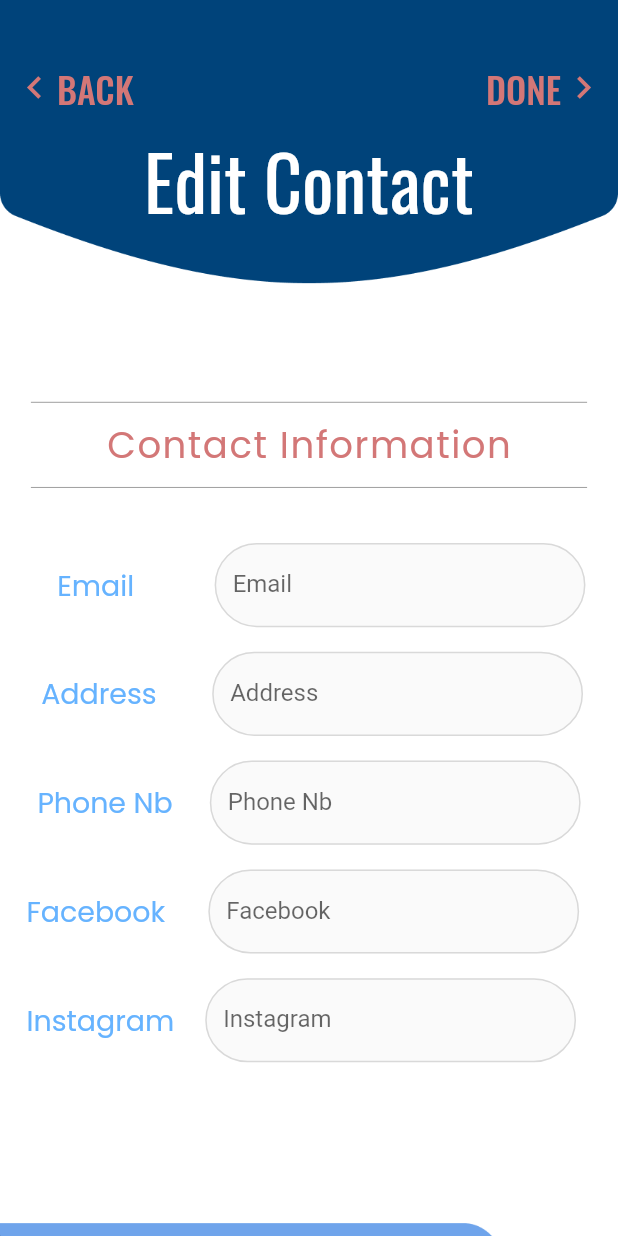
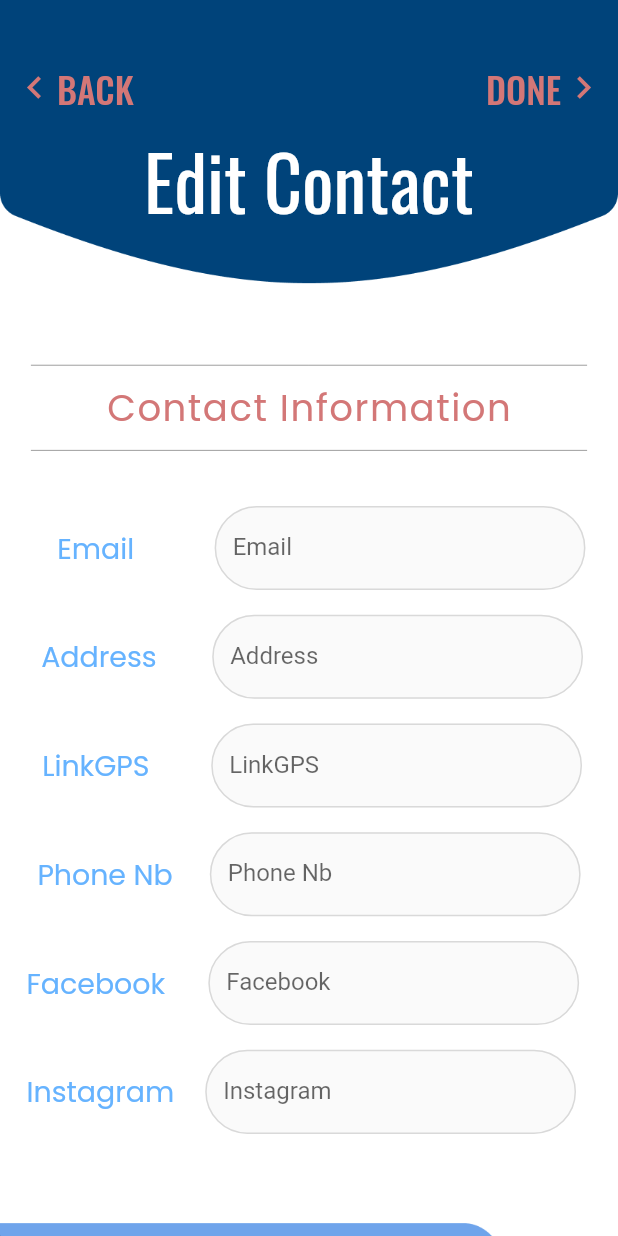
Before and after one commit to ousscher/optimum, a Flutter app: the Editcontact screen opened directly with empty values, on a phone screen of 412 x 824 dp. Run offline on Flutter 3.47's test engine with Material 2 defaults, Android fonts, the light colour scheme and no system bars; our stand-ins replace auto_size_text, awesome_snackbar_content, cloud_firestore, date_picker_timeline, firebase_auth, firebase_core and 4 more; missing offline and left inert: dart:ffi; accounts and stored records are empty.

Commit message:
adress link added

```diff
--- a/optimum/lib/DrApp/edit_contact.dart
+++ b/optimum/lib/DrApp/edit_contact.dart
@@ -16,6 +16,7 @@ class _EditcontactState extends State<Editcontact> {
   String email = "";
   String phone = "";
   String adress = "";
+  String link = "";
   String facebook = "";
   String insta = "";
   final _formKey = GlobalKey<FormState>();
@@ -30,6 +31,9 @@ class _EditcontactState extends State<Editcontact> {
     adress = (widget.clinic!.getAdress() == "default")
         ? ""
         : widget.clinic!.getAdress();
+    link = (widget.clinic!.getLocationLink() == "default")
+        ? ""
+        : widget.clinic!.getLocationLink();
     facebook = (widget.clinic!.getFacebookAccount() == "default")
         ? ""
         : widget.clinic!.getFacebookAccount();
@@ -133,6 +137,8 @@ class _EditcontactState extends State<Editcontact> {
                                 print(phone);
                                 widget.clinic!.setAdress(
                                     adress == "" ? "default" : adress);
+                                widget.clinic!.setLocationLink(
+                                    link == "" ? "default" : link);
                                 widget.clinic!
                                     .setEmail(email == "" ? "default" : email);
                                 widget.clinic!.setFacebookAccount(
@@ -180,7 +186,7 @@ class _EditcontactState extends State<Editcontact> {
                   ),
                 ),
                 SizedBox(
-                  height: screenSize.height * 0.13,
+                  height: screenSize.height * 0.1,
                 ),
                 Padding(
                   padding: EdgeInsets.fromLTRB(
@@ -325,6 +331,63 @@ class _EditcontactState extends State<Editcontact> {
                                       borderRadius: BorderRadius.circular(40.0),
                                       borderSide:
                                           BorderSide(color: Color(0xFFD9D9D9)),
+                                    ),
+                                  ),
+                                ),
+                              ),
+                            ],
+                          ),
+                        ),
+                        SizedBox(
+                          height: screenSize.height * 0.02,
+                        ),
+                        Padding(
+                          padding:
+                          EdgeInsets.only(left: screenSize.width * 0.01),
+                          child: Row(
+                            children: <Widget>[
+                              Text(
+                                'LinkGPS',
+                                style: TextStyle(
+                                  fontFamily: 'Poppins',
+                                  fontSize: screenSize.height * 0.023,
+                                  color: Color(0xFF66B3FF),
+                                ),
+                              ),
+                              SizedBox(
+                                width: screenSize.width * 0.1,
+                              ),
+                              Container(
+                                width: screenSize.width * 0.6,
+                                height: screenSize.height * 0.068,
+                                decoration: BoxDecoration(
+                                  borderRadius: BorderRadius.circular(40.0),
+                                  color: Colors.grey.shade50,
+                                ),
+                                child: TextFormField(
+                                  onChanged: (value) {
+                                    setState(() {
+                                      link = value;
+                                    });
+                                    link = link.trim();
+                                  },
+                                  initialValue: link,
+                                  decoration: InputDecoration(
+                                    hintText: 'LinkGPS',
+                                    border: OutlineInputBorder(
+                                      borderRadius: BorderRadius.circular(40.0),
+                                      borderSide:
+                                      BorderSide(color: Color(0xFFD9D9D9)),
+                                    ),
+                                    enabledBorder: OutlineInputBorder(
+                                      borderRadius: BorderRadius.circular(40.0),
+                                      borderSide:
+                                      BorderSide(color: Color(0xFFD9D9D9)),
+                                    ),
+                                    focusedBorder: OutlineInputBorder(
+                                      borderRadius: BorderRadius.circular(40.0),
+                                      borderSide:
+                                      BorderSide(color: Color(0xFFD9D9D9)),
                                     ),
                                   ),
                                 ),
@@ -508,7 +571,7 @@ class _EditcontactState extends State<Editcontact> {
                   ],
                 ),
                 SizedBox(
-                  height: screenSize.height * 0.148,
+                  height: screenSize.height * 0.09,
                 ),
               ],
             ),
```
